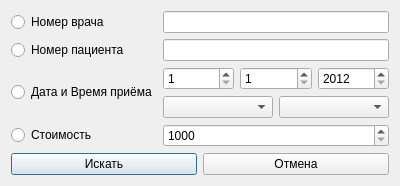
Before: the Qt Designer form searchappointmentdialog.ui in skrine525/fefu-fds-coursework, drawn with Qt 5.
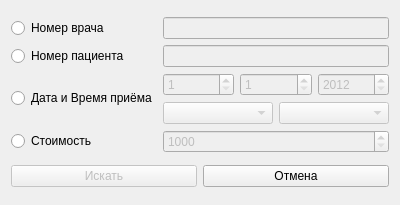
After: the same form once the commit is applied.

```diff
--- a/searchappointmentdialog.ui
+++ b/searchappointmentdialog.ui
@@ -7,7 +7,7 @@
     <x>0</x>
     <y>0</y>
     <width>400</width>
-    <height>181</height>
+    <height>205</height>
    </rect>
   </property>
   <property name="windowTitle">
@@ -36,6 +36,9 @@
         <layout class="QHBoxLayout" name="horizontalLayoutDate">
          <item>
           <widget class="QSpinBox" name="spinBoxDateDay">
+           <property name="enabled">
+            <bool>false</bool>
+           </property>
            <property name="minimum">
             <number>1</number>
            </property>
@@ -46,6 +49,9 @@
          </item>
          <item>
           <widget class="QSpinBox" name="spinBoxDateMonth">
+           <property name="enabled">
+            <bool>false</bool>
+           </property>
            <property name="minimum">
             <number>1</number>
            </property>
@@ -56,6 +62,9 @@
          </item>
          <item>
           <widget class="QSpinBox" name="spinBoxDateYear">
+           <property name="enabled">
+            <bool>false</bool>
+           </property>
            <property name="minimum">
             <number>2012</number>
            </property>
@@ -69,17 +78,29 @@
        <item>
         <layout class="QHBoxLayout" name="horizontalLayoutTime">
          <item>
-          <widget class="QComboBox" name="comboBoxTimeHour"/>
+          <widget class="QComboBox" name="comboBoxTimeHour">
+           <property name="enabled">
+            <bool>false</bool>
+           </property>
+          </widget>
          </item>
          <item>
-          <widget class="QComboBox" name="comboBoxTimeMinute"/>
+          <widget class="QComboBox" name="comboBoxTimeMinute">
+           <property name="enabled">
+            <bool>false</bool>
+           </property>
+          </widget>
          </item>
         </layout>
        </item>
       </layout>
      </item>
      <item row="0" column="1">
-      <widget class="QLineEdit" name="lineEditDoctorPhone"/>
+      <widget class="QLineEdit" name="lineEditDoctorPhone">
+       <property name="enabled">
+        <bool>false</bool>
+       </property>
+      </widget>
      </item>
      <item row="6" column="0">
       <widget class="QRadioButton" name="radioButtonCost">
@@ -89,7 +110,11 @@
       </widget>
      </item>
      <item row="1" column="1">
-      <widget class="QLineEdit" name="lineEditPatientPhone"/>
+      <widget class="QLineEdit" name="lineEditPatientPhone">
+       <property name="enabled">
+        <bool>false</bool>
+       </property>
+      </widget>
      </item>
      <item row="2" column="0">
       <widget class="QRadioButton" name="radioButtonDatetime">
@@ -100,6 +125,9 @@
      </item>
      <item row="6" column="1">
       <widget class="QSpinBox" name="spinBoxCost">
+       <property name="enabled">
+        <bool>false</bool>
+       </property>
        <property name="minimum">
         <number>1000</number>
        </property>
@@ -114,6 +142,9 @@
     <layout class="QHBoxLayout" name="horizontalLayoutAction">
      <item>
       <widget class="QPushButton" name="pushButtonSearch">
+       <property name="enabled">
+        <bool>false</bool>
+       </property>
        <property name="text">
         <string>Искать</string>
        </property>
```
